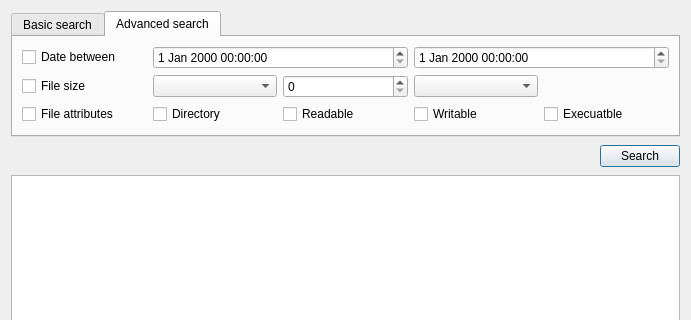
afigegoznaet/YAC_Commander, file searchdialog.ui: the form before one commit; both pictures show x 0 to 691 and y 0 to 320 of the 691 by 631 pixel window.
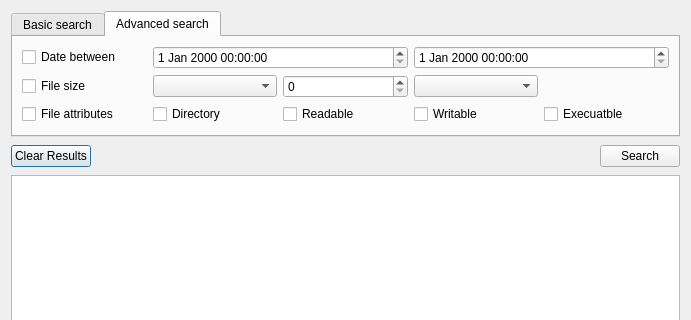
The form after the commit. Custom widgets are drawn as their Qt base class.

Commit message: Added struct handling search settings and GUI action when selecting different checkboxes

```diff
--- a/searchdialog.ui
+++ b/searchdialog.ui
@@ -157,6 +157,13 @@
    </item>
    <item row="1" column="0">
     <layout class="QHBoxLayout" name="horizontalLayout">
+     <item>
+      <widget class="QPushButton" name="clearButton">
+       <property name="text">
+        <string>Clear Results</string>
+       </property>
+      </widget>
+     </item>
      <item>
       <spacer name="horizontalSpacer">
        <property name="orientation">
```
Left out of the diff: 2 changed lines with no effect on the pictures. The commit also changes 2 other files.
